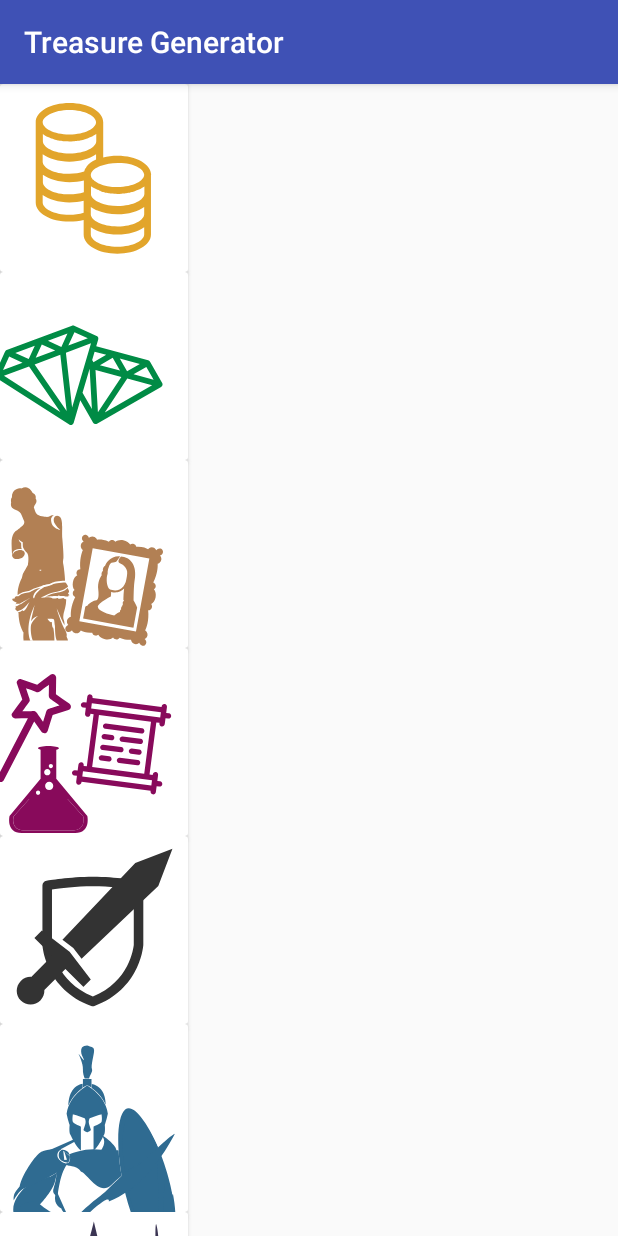
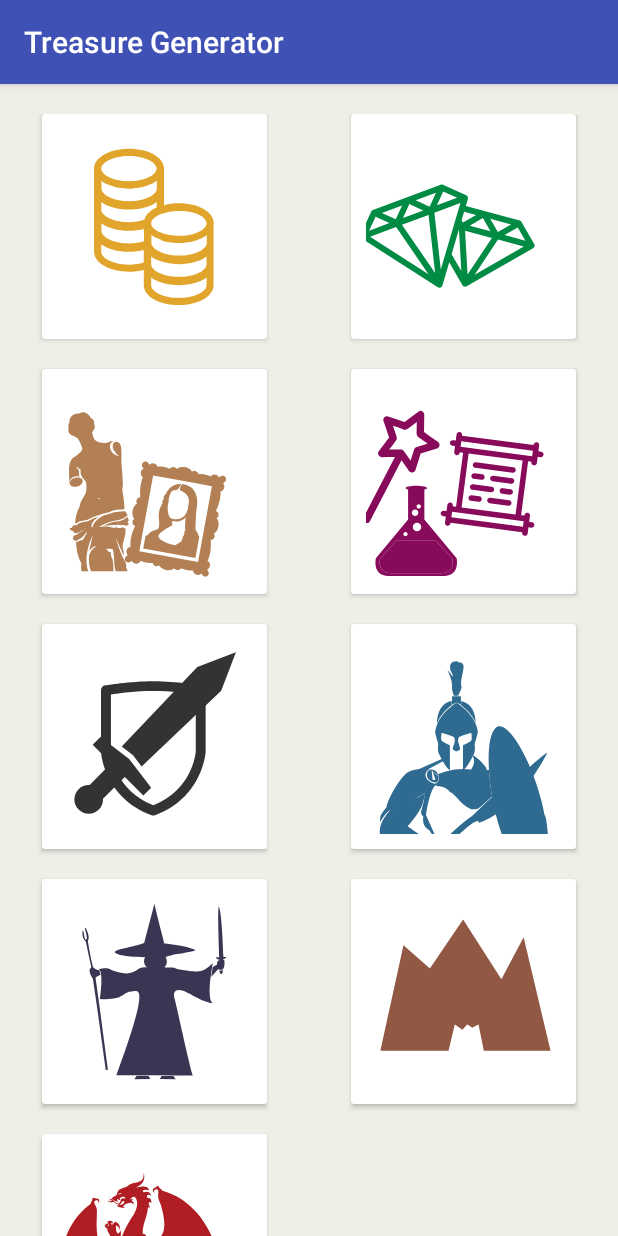
Before and after one commit to decoverri/treasure-generator-android, an Android app: the screen it shows after launch (GeneratorActivity), on a phone screen of 412 x 824 dp. Run offline under Robolectric (Android 15) with nearby library versions, the phone set to English and light mode, and no system bars.

Commit message:
making the first screen a bit prettier

```diff
--- a/app/src/main/java/com/decoverri/treasuregenerator/task/LootClient.java
+++ b/app/src/main/java/com/decoverri/treasuregenerator/task/LootClient.java
@@ -38,7 +38,6 @@ public class LootClient {
             writer.close();
 
             connection.connect();
-            Log.i("DECO", connection.getContent().toString());
             String result = new Scanner(connection.getInputStream()).nextLine();
             treasures = converter.resultToTreasures(result);
 
--- a/app/src/main/res/layout/activity_generator.xml
+++ b/app/src/main/res/layout/activity_generator.xml
@@ -3,7 +3,8 @@
     xmlns:tools="http://schemas.android.com/tools"
     android:layout_width="match_parent"
     android:layout_height="match_parent"
-    tools:context=".activity.GeneratorActivity">
+    tools:context=".activity.GeneratorActivity"
+    android:background="@color/background">
 
     <FrameLayout
         android:id="@+id/generator_fragment"
--- a/app/src/main/res/layout/treasure_icon.xml
+++ b/app/src/main/res/layout/treasure_icon.xml
@@ -1,12 +1,16 @@
 <?xml version="1.0" encoding="utf-8"?>
 <android.support.v7.widget.CardView xmlns:android="http://schemas.android.com/apk/res/android"
     android:id="@+id/treasure_card"
-    android:layout_width="125dp"
-    android:layout_height="125dp" >
+    android:layout_width="150dp"
+    android:layout_height="150dp"
+    android:layout_margin="20dp">
 
     <ImageView
         android:id="@+id/treasure_image"
         android:layout_width="match_parent"
-        android:layout_height="match_parent" />
+        android:layout_height="match_parent"
+        android:gravity="center"
+        android:layout_gravity="center"
+        android:layout_margin="10dp"/>
 
 </android.support.v7.widget.CardView>
--- a/app/src/main/res/layout/treasures.xml
+++ b/app/src/main/res/layout/treasures.xml
@@ -6,6 +6,11 @@
     <GridView
         android:id="@+id/treasure_types"
         android:layout_width="match_parent"
-        android:layout_height="wrap_content"/>
+        android:layout_height="wrap_content"
+        android:columnWidth="150dp"
+        android:numColumns="auto_fit"
+        android:gravity="center"
+        android:verticalSpacing="20dp"
+        android:paddingTop="20dp"/>
 
 </LinearLayout>
--- a/app/src/main/res/values/colors.xml
+++ b/app/src/main/res/values/colors.xml
@@ -3,4 +3,6 @@
     <color name="colorPrimary">#3F51B5</color>
     <color name="colorPrimaryDark">#303F9F</color>
     <color name="colorAccent">#FF4081</color>
-</resources>
+
+    <color name="background">#EFEFE8</color>
+ </resources>
```
